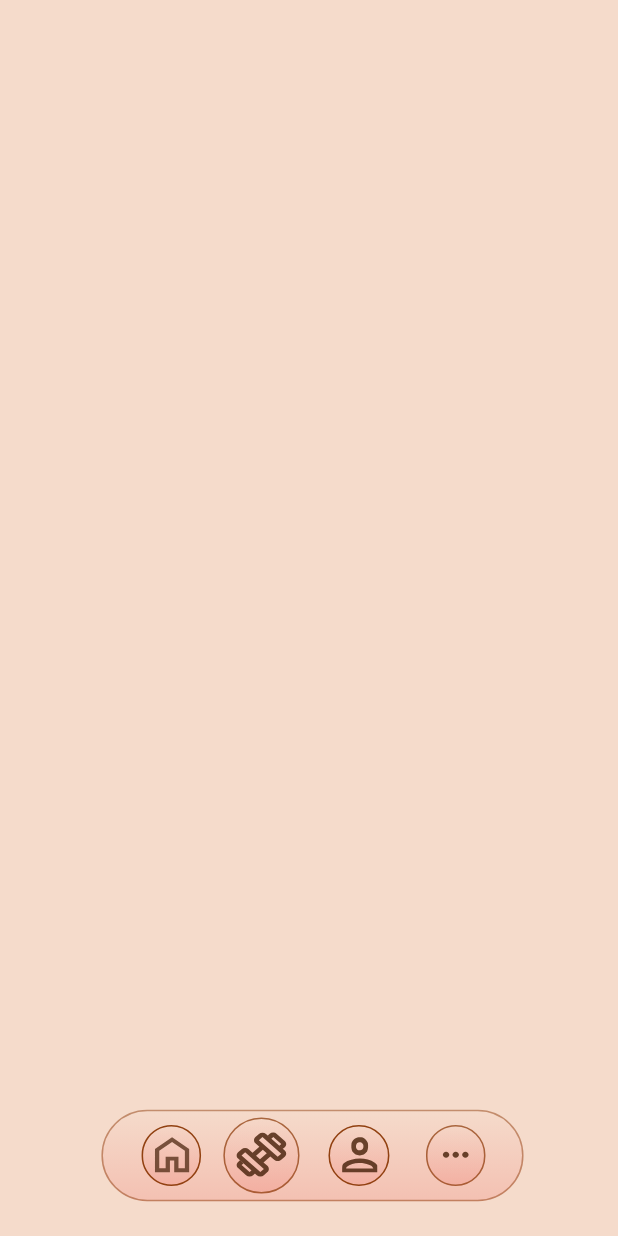
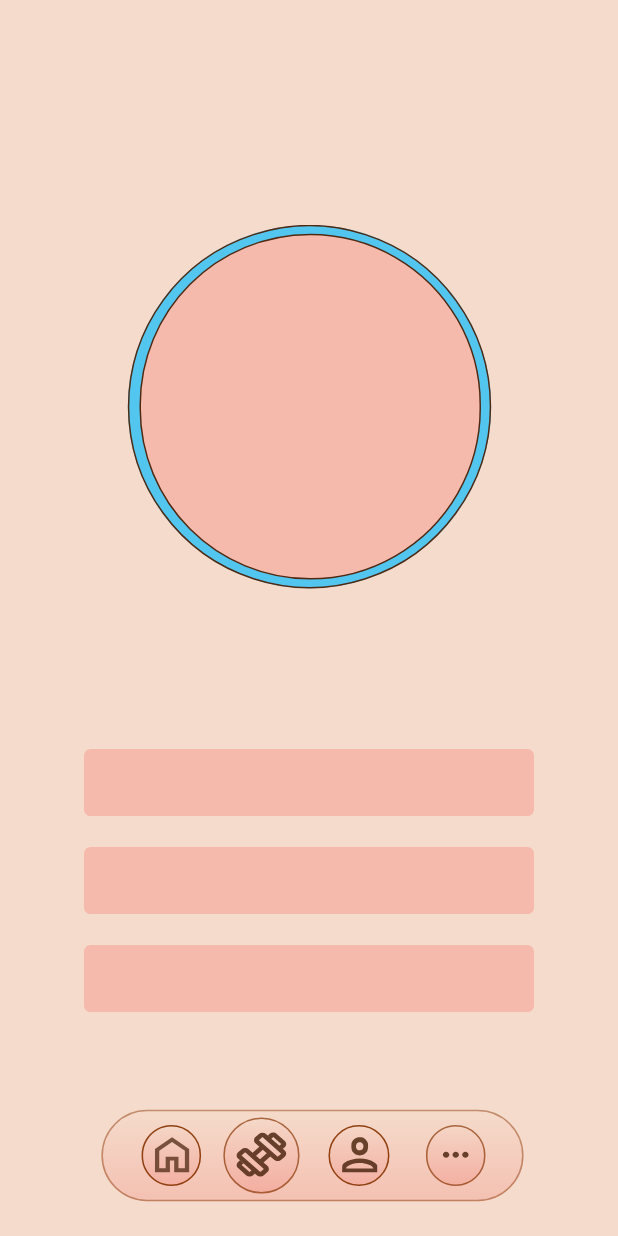
Before and after one commit to sneri12pic/FitnessApp, an Android app built with Jetpack Compose: the GymActivity screen opened directly, with no data from a screen before it, on a phone screen of 412 x 824 dp. Run offline under Robolectric (Android 15) with nearby library versions, the light colour scheme and no system bars; our stand-ins replace CircleImageView.

Commit message:
Add - prototype components timer circle and set info boxes

```diff
--- a/app/src/main/java/com/example/fitnessapp/workouts/GymActivity.kt
+++ b/app/src/main/java/com/example/fitnessapp/workouts/GymActivity.kt
@@ -9,6 +9,7 @@ import androidx.activity.compose.setContent
 import androidx.compose.foundation.Image
 import androidx.compose.foundation.layout.Arrangement
 import androidx.compose.foundation.layout.Box
+import androidx.compose.foundation.layout.Column
 import androidx.compose.foundation.layout.Row
 import androidx.compose.foundation.layout.Spacer
 import androidx.compose.foundation.layout.fillMaxHeight
@@ -28,6 +29,7 @@ import androidx.compose.ui.draw.scale
 import androidx.compose.ui.layout.ContentScale
 import androidx.compose.ui.platform.LocalContext
 import androidx.compose.ui.res.painterResource
+import androidx.compose.ui.text.style.LineHeightStyle
 import androidx.compose.ui.tooling.preview.Preview
 import androidx.compose.ui.unit.dp
 import androidx.core.content.ContextCompat.startActivity
@@ -49,7 +51,9 @@ class GymActivity : ComponentActivity() {
 @Preview
 fun GymApp() {
     val context = LocalContext.current
-
+    Box(
+        modifier = Modifier.fillMaxSize()
+    ) {
         Image(
             painter = painterResource(id = R.drawable.background),
             contentDescription = null,
@@ -57,6 +61,65 @@ fun GymApp() {
                 .fillMaxSize(),
             contentScale = ContentScale.Crop // scales and crops to fill the container
         )
+        Box(
+            modifier = Modifier.fillMaxWidth()
+                .wrapContentHeight(),
+            contentAlignment = Alignment.Center
+        ){
+            Image(
+                painter = painterResource(id = R.drawable.timercircleset),
+                contentDescription = null,
+                modifier = Modifier
+                    .padding(top = 150.dp)
+                    .size(250.dp), // shortcut for width & height
+            )
+        }
+
+        Column(
+            modifier = Modifier
+                .align(Alignment.Center) // or BottomCenter if you want it at bottom
+                .padding(top = 350.dp)   // adjust position relative to circle
+                .fillMaxWidth()
+                .wrapContentHeight(),
+            horizontalAlignment = Alignment.CenterHorizontally,
+        ){
+            Image(
+                painter = painterResource(id = R.drawable.set_time_body),
+                contentDescription = null,
+                modifier = Modifier
+                    .padding(top = 0.dp)
+                    .height(50.dp)
+                    .width(300.dp)
+            )
+            Spacer(modifier = Modifier.height(15.dp))
+            Image(
+                painter = painterResource(id = R.drawable.set_time_body),
+                contentDescription = null,
+                modifier = Modifier
+                    .padding(top = 0.dp)
+                    .height(50.dp)
+                    .width(300.dp)
+            )
+            Spacer(modifier = Modifier.height(15.dp))
+            Image(
+                painter = painterResource(id = R.drawable.set_time_body),
+                contentDescription = null,
+                modifier = Modifier
+                    .padding(top = 0.dp)
+                    .height(50.dp)
+                    .width(300.dp)
+            )
+        }
+    }
+
+    Box(
+        modifier = Modifier.fillMaxWidth(),
+        contentAlignment = Alignment.Center // centers children by default
+    ){
+
+
+    }
+
     Box(
         modifier = Modifier
             .fillMaxSize()
--- /dev/null
+++ b/app/src/main/res/drawable/set_time_body.xml
@@ -0,0 +1,9 @@
+<vector xmlns:android="http://schemas.android.com/apk/res/android"
+    android:width="342dp"
+    android:height="51dp"
+    android:viewportWidth="342"
+    android:viewportHeight="51">
+  <path
+      android:pathData="M5,0L337,0A5,5 0,0 1,342 5L342,46A5,5 0,0 1,337 51L5,51A5,5 0,0 1,0 46L0,5A5,5 0,0 1,5 0z"
+      android:fillColor="#F6BAAD"/>
+</vector>
--- /dev/null
+++ b/app/src/main/res/drawable/timercircleset.xml
@@ -0,0 +1,19 @@
+<vector xmlns:android="http://schemas.android.com/apk/res/android"
+    android:width="257dp"
+    android:height="257dp"
+    android:viewportWidth="257"
+    android:viewportHeight="257">
+  <path
+      android:pathData="M128.5,124.5m-124.5,0a124.5,124.5 0,1 1,249 0a124.5,124.5 0,1 1,-249 0"
+      android:fillColor="#53C6F0"/>
+  <path
+      android:strokeWidth="1"
+      android:pathData="M128.5,124.5m-124,0a124,124 0,1 1,248 0a124,124 0,1 1,-248 0"
+      android:fillColor="#00000000"
+      android:strokeColor="#4F2912"/>
+  <path
+      android:strokeWidth="1"
+      android:pathData="M129,6.5L129,6.5A116.5,116.5 0,0 1,245.5 123L245.5,126A116.5,116.5 0,0 1,129 242.5L129,242.5A116.5,116.5 0,0 1,12.5 126L12.5,123A116.5,116.5 0,0 1,129 6.5z"
+      android:fillColor="#F6BAAD"
+      android:strokeColor="#4F2912"/>
+</vector>
```
Lines whose indentation alone changed are shown as unchanged.
